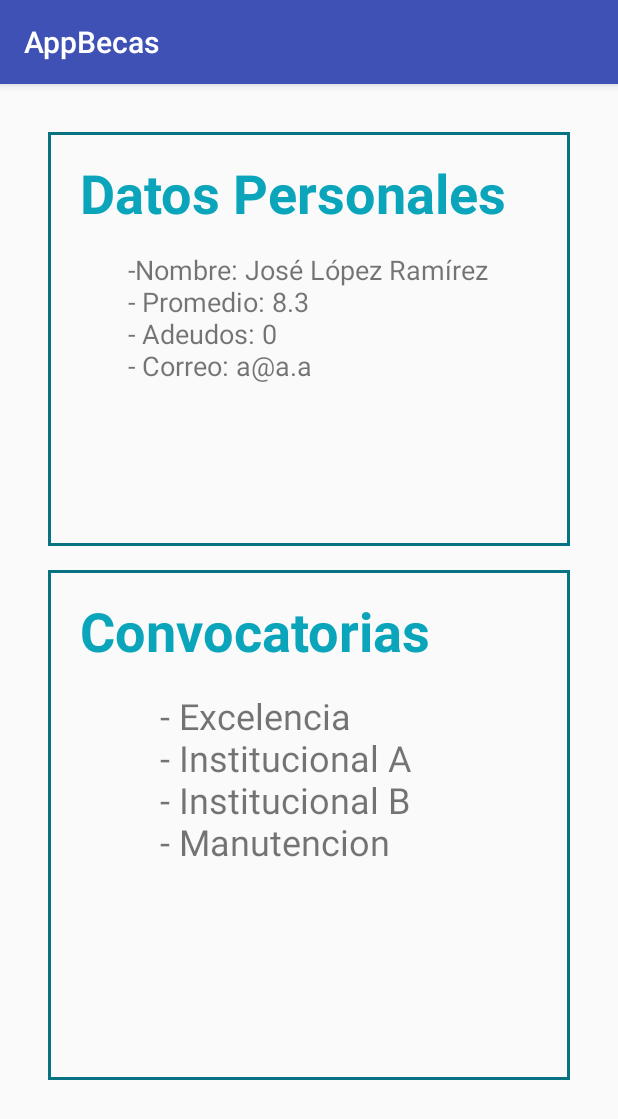
After one commit to alexjusto10/AppBecas, an Android app: the Lobby screen opened directly, with no data from a screen before it, on a phone screen of 412 x 824 dp. The commit adds this screen. Shown: the top 1119 px of the screen. Run offline under Robolectric (Android 15) with nearby library versions, the phone set to English and light mode, and no system bars.

Commit message:
-Lobby con fragments datos y convocatoria.
*Falta agregar fragment estado de beca y convocatorias disponibles.

```diff
--- /dev/null
+++ b/app/src/main/java/escom/ipn/mx/appbecas/Lobby.java
@@ -0,0 +1,52 @@
+package escom.ipn.mx.appbecas;
+
+import android.app.Fragment;
+import android.app.FragmentManager;
+import android.app.FragmentTransaction;
+import android.content.Intent;
+import android.net.Uri;
+import android.os.Bundle;
+import android.support.v7.app.AppCompatActivity;
+import android.util.Log;
+
+public class Lobby extends AppCompatActivity implements fragmentConvocatorias.OnFragmentInteractionListener, fragmentDatosPersonales.OnFragmentInteractionListener {
+
+
+    @Override
+    protected void onCreate(Bundle savedInstanceState) {
+        super.onCreate(savedInstanceState);
+        setContentView(R.layout.lobby);
+
+        fragmentDatosPersonales fragment = new fragmentDatosPersonales();
+
+        Intent i = getIntent();
+        String boleta = i.getStringExtra("boleta");
+        Log.i("TAG2", boleta);
+
+        Bundle bundle = new Bundle();
+        bundle.putString("boleta",boleta);
+        fragment.setArguments(bundle);
+
+        LobbyProcess();
+    }
+
+    @Override
+    protected void onResume() {
+        super.onResume();
+    }
+
+    @Override
+    protected void onPause() {
+        super.onPause();
+    }
+
+    private void LobbyProcess() {
+
+    }
+
+
+    @Override
+    public void onFragmentInteraction(Uri uri) {
+
+    }
+}
--- /dev/null
+++ b/app/src/main/java/escom/ipn/mx/appbecas/fragmentConvocatorias.java
@@ -0,0 +1,89 @@
+package escom.ipn.mx.appbecas;
+
+import android.content.Context;
+import android.database.Cursor;
+import android.database.sqlite.SQLiteDatabase;
+import android.net.Uri;
+import android.os.Bundle;
+import android.app.Fragment;
+import android.view.LayoutInflater;
+import android.view.View;
+import android.view.ViewGroup;
+import android.widget.EditText;
+import android.widget.TextView;
+
+import java.util.ArrayList;
+
+public class fragmentConvocatorias extends Fragment {
+    private OnFragmentInteractionListener mListener;
+    TextView txtBecas;
+
+    public fragmentConvocatorias() {
+        // Required empty public constructor
+    }
+
+    @Override
+    public void onCreate (Bundle savedInstanceState) {
+        super.onCreate(savedInstanceState);
+    }
+
+
+    @Override
+    public View onCreateView(LayoutInflater inflater, ViewGroup container,
+                             Bundle savedInstanceState) {
+        // Inflate the layout for this fragment
+
+        View view = inflater.inflate(R.layout.fragment_convocatorias, container, false);
+
+        TextView txtBeca = view.findViewById(R.id.txtBeca);
+
+        String becas = "";
+
+        BaseDeDatos helper = new BaseDeDatos(getActivity());
+        final SQLiteDatabase db = helper.getWritableDatabase();
+
+        String SQL = "SELECT * FROM Beca";
+        Cursor c = db.rawQuery(SQL, null);
+        if (c != null) {
+            c.moveToFirst();
+            do {
+                String name = c.getString(c.getColumnIndex("nombre"));
+                becas += "\t\t\t\t\t- " + name + "\n";
+                System.out.println("BECAS: " + name);
+            } while (c.moveToNext());
+        }
+
+        txtBeca.setText(becas);
+
+        return view;
+    }
+
+    // TODO: Rename method, update argument and hook method into UI event
+    public void onButtonPressed(Uri uri) {
+        if (mListener != null) {
+            mListener.onFragmentInteraction(uri);
+        }
+    }
+
+    @Override
+    public void onAttach(Context context) {
+        super.onAttach(context);
+        if (context instanceof OnFragmentInteractionListener) {
+            mListener = (OnFragmentInteractionListener) context;
+        } else {
+            throw new RuntimeException(context.toString()
+                    + " must implement OnFragmentInteractionListener");
+        }
+    }
+
+    @Override
+    public void onDetach() {
+        super.onDetach();
+        mListener = null;
+    }
+
+    public interface OnFragmentInteractionListener {
+        // TODO: Update argument type and name
+        void onFragmentInteraction(Uri uri);
+    }
+}
--- /dev/null
+++ b/app/src/main/java/escom/ipn/mx/appbecas/fragmentDatosPersonales.java
@@ -0,0 +1,99 @@
+package escom.ipn.mx.appbecas;
+
+import android.content.Context;
+import android.database.Cursor;
+import android.database.sqlite.SQLiteDatabase;
+import android.net.Uri;
+import android.os.Bundle;
+import android.app.Fragment;
+import android.util.Log;
+import android.view.LayoutInflater;
+import android.view.View;
+import android.view.ViewGroup;
+import android.widget.EditText;
+import android.widget.TextView;
+
+public class fragmentDatosPersonales extends Fragment {
+    private fragmentConvocatorias.OnFragmentInteractionListener mListener;
+    TextView txtData;
+    String boleta="",becas="";
+
+    public fragmentDatosPersonales() {
+        // Required empty public constructor
+    }
+
+    @Override
+    public void onCreate (Bundle savedInstanceState) {
+        super.onCreate(savedInstanceState);
+    }
+
+
+    @Override
+    public View onCreateView(LayoutInflater inflater, ViewGroup container,
+                             Bundle savedInstanceState) {
+        // Inflate the layout for this fragment
+        View view = inflater.inflate(R.layout.fragment_datos_personales, container, false);
+
+        txtData = view.findViewById(R.id.txtData);
+
+        if (getArguments() != null) {
+            boleta = getArguments().getString("boleta");
+        }
+
+        Log.i("TAG1", boleta);
+
+        BaseDeDatos helper = new BaseDeDatos(getActivity());
+        final SQLiteDatabase db = helper.getWritableDatabase();
+
+        String SQL = "SELECT * FROM Alumno WHERE boleta = '2014090365'";
+        Cursor c = db.rawQuery(SQL, null);
+        if (c != null) {
+            c.moveToFirst();
+            String name = c.getString(c.getColumnIndex("nombre"));
+            becas += "\t\t\t\t-Nombre: " + name;
+            String pat = c.getString(c.getColumnIndex("paterno"));
+            becas += " "+pat;
+            String mat = c.getString(c.getColumnIndex("materno"));
+            becas += " "+mat+"\n";
+            String prom = c.getString(c.getColumnIndex("promedio"));
+            becas += "\t\t\t\t- Promedio: " + prom+"\n";
+            String adeudos = c.getString(c.getColumnIndex("adeudos"));
+            becas += "\t\t\t\t- Adeudos: " + adeudos+"\n";
+            String mail = c.getString(c.getColumnIndex("email"));
+            becas += "\t\t\t\t- Correo: " + mail+"\n";
+        }
+
+        txtData.setText(becas);
+
+        return view;
+    }
+
+    // TODO: Rename method, update argument and hook method into UI event
+    public void onButtonPressed(Uri uri) {
+        if (mListener != null) {
+            mListener.onFragmentInteraction(uri);
+        }
+    }
+
+    @Override
+    public void onAttach(Context context) {
+        super.onAttach(context);
+        if (context instanceof fragmentConvocatorias.OnFragmentInteractionListener) {
+            mListener = (fragmentConvocatorias.OnFragmentInteractionListener) context;
+        } else {
+            throw new RuntimeException(context.toString()
+                    + " must implement OnFragmentInteractionListener");
+        }
+    }
+
+    @Override
+    public void onDetach() {
+        super.onDetach();
+        mListener = null;
+    }
+
+    public interface OnFragmentInteractionListener {
+        // TODO: Update argument type and name
+        void onFragmentInteraction(Uri uri);
+    }
+}
--- /dev/null
+++ b/app/src/main/res/drawable/borde.xml
@@ -0,0 +1,10 @@
+<?xml version="1.0" encoding="utf-8"?>
+<layer-list xmlns:android="http://schemas.android.com/apk/res/android">
+    <item>
+        <shape android:shape="rectangle">
+                <stroke
+                    android:width="3px"
+                    android:color="#077382"/>
+        </shape>
+    </item>
+</layer-list>
--- a/app/src/main/res/layout/convocatorias.xml
+++ b/app/src/main/res/layout/convocatorias.xml
@@ -11,8 +11,11 @@
         android:layout_width="wrap_content"
         android:layout_height="wrap_content"
         android:layout_marginTop="16dp"
+        android:fontFamily="sans-serif-condensed"
         android:text="@string/title_activity_conv"
         android:textAppearance="@android:style/TextAppearance.Material.Title"
+        android:textColor="@android:color/holo_blue_dark"
+        android:textSize="36sp"
         app:layout_constraintBottom_toBottomOf="parent"
         app:layout_constraintEnd_toEndOf="parent"
         app:layout_constraintStart_toStartOf="parent"
--- /dev/null
+++ b/app/src/main/res/layout/fragment_convocatorias.xml
@@ -0,0 +1,40 @@
+<?xml version="1.0" encoding="utf-8"?>
+<LinearLayout xmlns:android="http://schemas.android.com/apk/res/android"
+    xmlns:app="http://schemas.android.com/apk/res-auto"
+    xmlns:tools="http://schemas.android.com/tools"
+    android:layout_width="match_parent"
+    android:layout_height="wrap_content"
+    android:orientation="vertical"
+    tools:context=".fragmentConvocatorias"
+    android:background="@drawable/borde">
+
+    <TextView
+        android:id="@+id/lblConvocatorias"
+        android:layout_width="wrap_content"
+        android:layout_height="wrap_content"
+        android:layout_marginStart="8dp"
+        android:layout_marginTop="16dp"
+        android:layout_marginEnd="8dp"
+        android:text="@string/txt_contest"
+        android:textColor="#0aa5ba"
+        android:textSize="36sp"
+        android:textStyle="bold"
+        app:layout_constraintEnd_toEndOf="parent"
+        app:layout_constraintHorizontal_bias="0.115"
+        app:layout_constraintStart_toStartOf="parent"
+        app:layout_constraintTop_toTopOf="parent" />
+
+    <TextView
+        android:id="@+id/txtBeca"
+        android:layout_width="wrap_content"
+        android:layout_height="wrap_content"
+        android:layout_marginStart="8dp"
+        android:layout_marginTop="16dp"
+        android:layout_marginEnd="8dp"
+        android:text="TextView"
+        android:textSize="24sp"
+        app:layout_constraintEnd_toEndOf="parent"
+        app:layout_constraintHorizontal_bias="0.09"
+        app:layout_constraintStart_toStartOf="parent"
+        app:layout_constraintTop_toBottomOf="@+id/lbConvocatorias" />
+</LinearLayout>
--- /dev/null
+++ b/app/src/main/res/layout/fragment_datos_personales.xml
@@ -0,0 +1,37 @@
+<?xml version="1.0" encoding="utf-8"?>
+<RelativeLayout xmlns:android="http://schemas.android.com/apk/res/android"
+    xmlns:app="http://schemas.android.com/apk/res-auto"
+    xmlns:tools="http://schemas.android.com/tools"
+    android:layout_width="match_parent"
+    android:layout_height="match_parent"
+    android:background="@drawable/borde"
+    android:orientation="vertical"
+    tools:context=".fragmentDatosPersonales">
+    <!-- TODO: Update blank fragment layout -->
+
+    <TextView
+        android:id="@+id/lbDatos"
+        android:layout_width="match_parent"
+        android:layout_height="wrap_content"
+        android:layout_marginStart="8dp"
+        android:layout_marginTop="16dp"
+        android:layout_marginEnd="8dp"
+        android:text="@string/txt_data"
+        android:textColor="#0aa5ba"
+        android:textSize="36sp"
+        android:textStyle="bold"
+        app:layout_constraintEnd_toEndOf="parent"
+        app:layout_constraintHorizontal_bias="0.115"
+        app:layout_constraintStart_toStartOf="parent"
+        app:layout_constraintTop_toTopOf="parent" />
+
+    <TextView
+        android:id="@+id/txtData"
+        android:layout_width="match_parent"
+        android:layout_height="match_parent"
+        android:layout_alignParentTop="true"
+        android:layout_marginTop="79dp"
+        android:text="TextView"
+        android:textSize="18sp" />
+
+</RelativeLayout>
--- /dev/null
+++ b/app/src/main/res/layout/lobby.xml
@@ -0,0 +1,42 @@
+<?xml version="1.0" encoding="utf-8"?>
+<android.support.constraint.ConstraintLayout xmlns:android="http://schemas.android.com/apk/res/android"
+    xmlns:app="http://schemas.android.com/apk/res-auto"
+    xmlns:tools="http://schemas.android.com/tools"
+    android:id="@+id/LayoutLobby"
+    android:layout_width="match_parent"
+    android:layout_height="match_parent"
+    android:orientation="vertical">
+
+    <fragment
+        android:id="@+id/fragment"
+        android:name="escom.ipn.mx.appbecas.fragmentConvocatorias"
+        android:layout_width="match_parent"
+        android:layout_height="510px"
+        android:layout_marginStart="32dp"
+        android:layout_marginTop="16dp"
+        android:layout_marginEnd="32dp"
+        android:layout_marginBottom="290dp"
+        app:layout_constraintBottom_toBottomOf="parent"
+        app:layout_constraintEnd_toEndOf="parent"
+        app:layout_constraintHorizontal_bias="0.0"
+        app:layout_constraintStart_toStartOf="parent"
+        app:layout_constraintTop_toBottomOf="@+id/fragment2"
+        app:layout_constraintVertical_bias="0.0" />
+
+    <fragment
+        android:id="@+id/fragment2"
+        android:name="escom.ipn.mx.appbecas.fragmentDatosPersonales"
+        android:layout_width="0dp"
+        android:layout_height="0dp"
+        android:layout_marginStart="32dp"
+        android:layout_marginTop="32dp"
+        android:layout_marginEnd="32dp"
+        android:layout_marginBottom="460dp"
+        app:layout_constraintBottom_toBottomOf="parent"
+        app:layout_constraintEnd_toEndOf="parent"
+        app:layout_constraintHorizontal_bias="0.0"
+        app:layout_constraintStart_toStartOf="parent"
+        app:layout_constraintTop_toTopOf="parent"
+        app:layout_constraintVertical_bias="0.0" />
+
+</android.support.constraint.ConstraintLayout>
--- a/app/src/main/res/layout/mapa.xml
+++ b/app/src/main/res/layout/mapa.xml
@@ -28,7 +28,7 @@
         android:layout_marginStart="8dp"
         android:layout_marginTop="8dp"
         android:layout_marginBottom="8dp"
-        android:backgroundTint="@android:color/holo_orange_dark"
+        android:backgroundTint="#0aa5ba"
         android:text="@string/show"
         app:layout_constraintBottom_toBottomOf="parent"
         app:layout_constraintEnd_toEndOf="@+id/fragmentoMapa"
@@ -43,7 +43,7 @@
         android:layout_height="wrap_content"
         android:layout_marginTop="8dp"
         android:layout_marginBottom="16dp"
-        android:backgroundTint="@android:color/holo_red_light"
+        android:backgroundTint="#0aa5ba"
         android:text="@string/main_menu"
         app:layout_constraintBottom_toBottomOf="parent"
         app:layout_constraintEnd_toEndOf="@+id/fragmentoMapa"
@@ -59,7 +59,7 @@
         android:layout_height="wrap_content"
         android:layout_marginTop="8dp"
         android:layout_marginBottom="8dp"
-        android:backgroundTint="@android:color/holo_orange_light"
+        android:backgroundTint="#0aa5ba"
         android:text="@string/pdf"
         app:layout_constraintBottom_toBottomOf="parent"
         app:layout_constraintEnd_toEndOf="@+id/fragmentoMapa"
--- a/app/src/main/res/values/colors.xml
+++ b/app/src/main/res/values/colors.xml
@@ -1,6 +1,6 @@
 <?xml version="1.0" encoding="utf-8"?>
 <resources>
     <color name="colorPrimary">#3F51B5</color>
-    <color name="colorPrimaryDark">#303F9F</color>
+    <color name="colorPrimaryDark">#303f9f</color>
     <color name="colorAccent">#FF4081</color>
 </resources>
--- a/app/src/main/res/values/strings.xml
+++ b/app/src/main/res/values/strings.xml
@@ -31,6 +31,8 @@
     <string name="txt_registrationnumber">No. Boleta: </string>
     <string name="txt_password">Contraseña: </string>
     <string name="txt_email">E-mail: </string>
+    <string name="txt_contest">\tConvocatorias</string>
+    <string name="txt_data">\tDatos Personales</string>
     <string name="btn_login">ENTRAR</string>
     <string name="btn_register">REGÍSTRATE</string>
     <string name="btn_accept">ACEPTAR</string>
```
Also changed, not shown: app/src/main/AndroidManifest.xml (+9 -8 lines), app/src/main/java/escom/ipn/mx/appbecas/Login.java (+7 -7 lines), app/src/main/res/layout/activity_main.xml (+11 -11 lines), app/src/main/res/layout/activity_registro.xml (+20 -15 lines).
